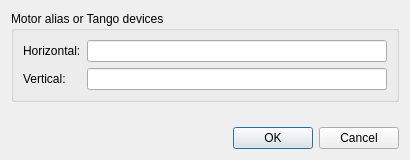
syncope/lavue, file lavuelib/ui/TakeMotorsDialog.ui: the form before one commit.
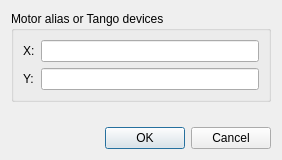
The form after the commit.

The edit to the form file:
```diff
--- a/lavuelib/ui/TakeMotorsDialog.ui
+++ b/lavuelib/ui/TakeMotorsDialog.ui
@@ -6,7 +6,7 @@
    <rect>
     <x>0</x>
     <y>0</y>
-    <width>410</width>
+    <width>282</width>
     <height>160</height>
    </rect>
   </property>
@@ -30,7 +30,7 @@
              <string>Tango device or alias of horizontal motor</string>
             </property>
             <property name="text">
-             <string>Horizontal:</string>
+             <string>X:</string>
             </property>
             <property name="buddy">
              <cstring>horizontalLineEdit</cstring>
@@ -50,7 +50,7 @@
              <string>Tango device or alias of vertical motor</string>
             </property>
             <property name="text">
-             <string>Vertical:</string>
+             <string>Y:</string>
             </property>
             <property name="buddy">
              <cstring>verticalLineEdit</cstring>
```
Left out of the diff: 25 changed lines with no effect on the pictures.
